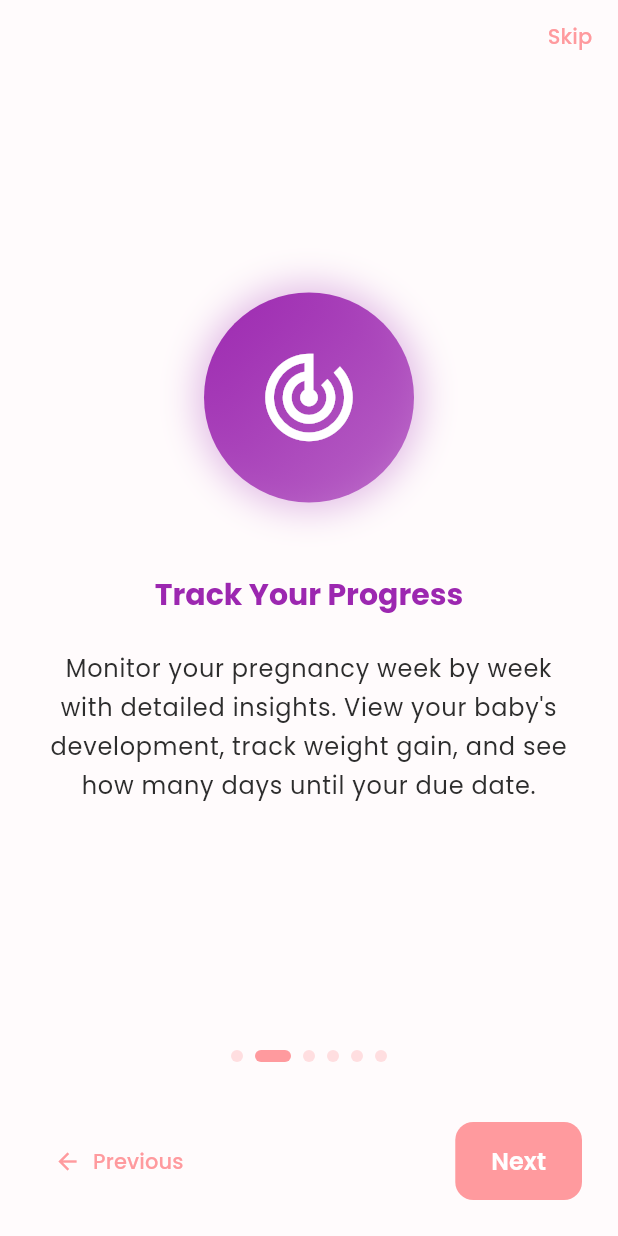
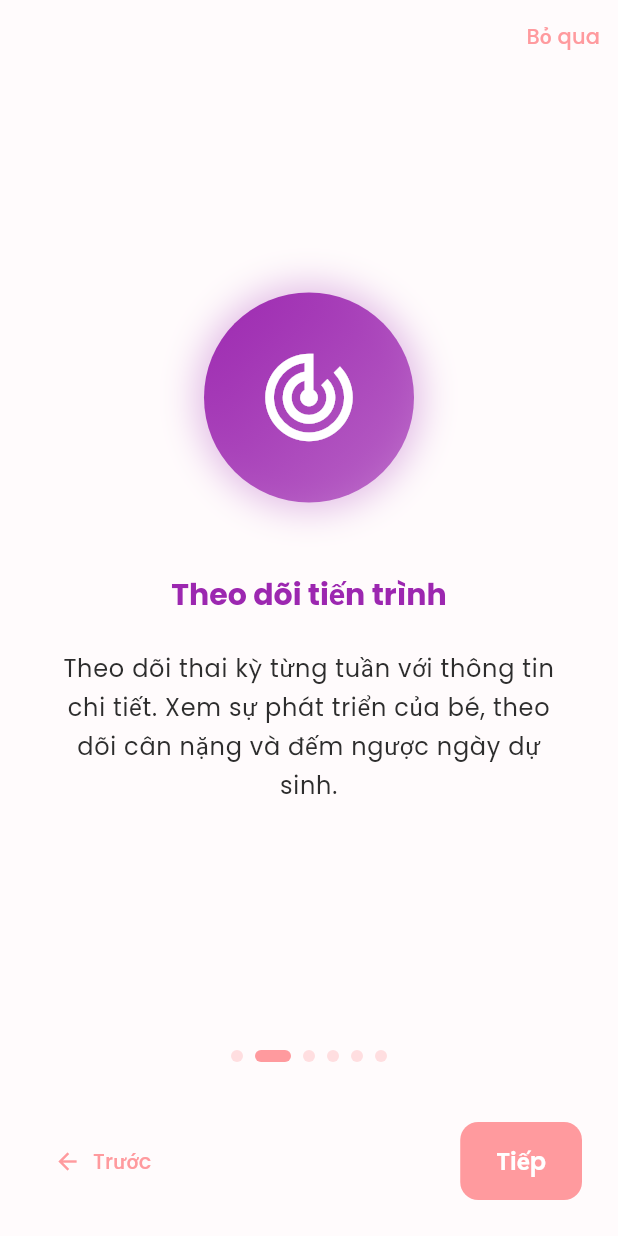
Before and after one commit to ntlong25/momcare, a Flutter app: the GuideScreen screen opened directly, swiped to page 2, on a phone screen of 412 x 824 dp. Run offline on Flutter 3.47's test engine with Material 3 defaults, Android fonts, the phone set to English and light mode, and no system bars; our stand-ins replace fl_chart, flutter_local_notifications, flutter_riverpod, flutter_secure_storage, google_fonts, hive and 5 more; missing offline and left inert: health; accounts and stored records are empty.

Commit message:
i18n: Translate all UI text to Vietnamese
- Translate Settings screen (sections, dialogs, buttons)
- Translate Main Navigation labels (Trang chủ, Theo dõi, Công cụ, Cài đặt)
- Translate Pre-pregnancy Home screen quick actions
- Translate Guide screen (all pages, buttons)
- Translate Quick Actions grid titles
- Translate Upcoming Appointments card
- Translate Health Diary widgets (edit, delete dialogs, empty states)
- Translate Pregnancy Progress Card weekly tips

```diff
--- a/lib/features/guide/screens/guide_screen.dart
+++ b/lib/features/guide/screens/guide_screen.dart
@@ -14,50 +14,50 @@ class _GuideScreenState extends State<GuideScreen> {
   final List<_GuidePage> _pages = [
     _GuidePage(
       icon: Icons.favorite,
-      title: 'Welcome to MomCare+',
+      title: 'Chào mừng đến MomCare+',
       description:
-          'Your all-in-one companion for a healthy and happy pregnancy journey. '
-          'Track your progress, manage appointments, and get personalized nutrition advice.',
+          'Ứng dụng đồng hành cùng bạn trong hành trình mang thai khỏe mạnh và hạnh phúc. '
+          'Theo dõi tiến trình, quản lý lịch hẹn và nhận tư vấn dinh dưỡng cá nhân hóa.',
       color: Colors.pink,
     ),
     _GuidePage(
       icon: Icons.track_changes,
-      title: 'Track Your Progress',
+      title: 'Theo dõi tiến trình',
       description:
-          'Monitor your pregnancy week by week with detailed insights. '
-          'View your baby\'s development, track weight gain, and see how many days until your due date.',
+          'Theo dõi thai kỳ từng tuần với thông tin chi tiết. '
+          'Xem sự phát triển của bé, theo dõi cân nặng và đếm ngược ngày dự sinh.',
       color: Colors.purple,
     ),
     _GuidePage(
       icon: Icons.favorite_border,
-      title: 'Health Diary',
+      title: 'Nhật ký sức khỏe',
       description:
-          'Record your daily health metrics including weight, blood pressure, blood sugar, '
-          'and symptoms. Keep a comprehensive log of your pregnancy health.',
+          'Ghi lại các chỉ số sức khỏe hàng ngày bao gồm cân nặng, huyết áp, đường huyết '
+          'và triệu chứng. Lưu trữ nhật ký sức khỏe thai kỳ toàn diện.',
       color: Colors.red,
     ),
     _GuidePage(
       icon: Icons.calendar_today,
-      title: 'Appointments',
+      title: 'Lịch hẹn',
       description:
-          'Never miss a doctor\'s appointment. Schedule and manage all your prenatal visits, '
-          'ultrasounds, and medical checkups in one place with reminders.',
+          'Không bỏ lỡ bất kỳ cuộc hẹn nào. Lên lịch và quản lý tất cả các lần khám thai, '
+          'siêu âm và kiểm tra y tế tại một nơi với nhắc nhở.',
       color: Colors.blue,
     ),
     _GuidePage(
       icon: Icons.restaurant_menu,
-      title: 'Nutrition & Recipes',
+      title: 'Dinh dưỡng & Công thức',
       description:
-          'Get personalized nutrition guidance for each trimester. '
-          'Discover healthy recipes, track your daily intake, and learn what foods to eat or avoid.',
+          'Nhận hướng dẫn dinh dưỡng cá nhân hóa cho từng tam cá nguyệt. '
+          'Khám phá các công thức nấu ăn lành mạnh và tìm hiểu thực phẩm nên ăn hoặc tránh.',
       color: Colors.orange,
     ),
     _GuidePage(
       icon: Icons.settings,
-      title: 'Customize Your Experience',
+      title: 'Tùy chỉnh trải nghiệm',
       description:
-          'Personalize the app with dark mode, language preferences, and manage your pregnancy information. '
-          'Your data is stored securely and encrypted on your device.',
+          'Cá nhân hóa ứng dụng với chế độ tối, ngôn ngữ và quản lý thông tin thai kỳ. '
+          'Dữ liệu của bạn được lưu trữ an toàn và mã hóa trên thiết bị.',
       color: Colors.teal,
     ),
   ];
@@ -79,7 +79,7 @@ class _GuideScreenState extends State<GuideScreen> {
               alignment: Alignment.topRight,
               child: TextButton(
                 onPressed: () => Navigator.pop(context),
-                child: const Text('Skip'),
+                child: const Text('Bỏ qua'),
               ),
             ),
 
@@ -127,7 +127,7 @@ class _GuideScreenState extends State<GuideScreen> {
                         );
                       },
                       icon: const Icon(Icons.arrow_back),
-                      label: const Text('Previous'),
+                      label: const Text('Trước'),
                     )
                   else
                     const SizedBox(width: 100),
@@ -145,7 +145,7 @@ class _GuideScreenState extends State<GuideScreen> {
                       }
                     },
                     child: Text(
-                      _currentPage < _pages.length - 1 ? 'Next' : 'Get Started',
+                      _currentPage < _pages.length - 1 ? 'Tiếp' : 'Bắt đầu',
                     ),
                   ),
                 ],
--- a/lib/features/health_diary/widgets/health_charts_card.dart
+++ b/lib/features/health_diary/widgets/health_charts_card.dart
@@ -117,7 +117,7 @@ class _HealthChartsCardState extends State<HealthChartsCard> {
         .toList();
 
     if (logsWithWeight.isEmpty) {
-      return _buildEmptyChart('No weight data available');
+      return _buildEmptyChart('Chưa có dữ liệu cân nặng');
     }
 
     final spots = logsWithWeight.asMap().entries.map((entry) {
@@ -244,7 +244,7 @@ class _HealthChartsCardState extends State<HealthChartsCard> {
         .toList();
 
     if (logsWithBP.isEmpty) {
-      return _buildEmptyChart('No blood pressure data available');
+      return _buildEmptyChart('Chưa có dữ liệu huyết áp');
     }
 
     final systolicSpots = logsWithBP.asMap().entries.map((entry) {
@@ -397,7 +397,7 @@ class _HealthChartsCardState extends State<HealthChartsCard> {
         .toList();
 
     if (logsWithMood.isEmpty) {
-      return _buildEmptyChart('No mood data available');
+      return _buildEmptyChart('Chưa có dữ liệu tâm trạng');
     }
 
     final moodCounts = <String, int>{};
--- a/lib/features/home/screens/main_navigation.dart
+++ b/lib/features/home/screens/main_navigation.dart
@@ -50,22 +50,22 @@ class MainNavigation extends ConsumerWidget {
           NavigationDestination(
             icon: Icon(Icons.home_outlined),
             selectedIcon: Icon(Icons.home),
-            label: 'Home',
+            label: 'Trang chủ',
           ),
           NavigationDestination(
             icon: Icon(Icons.favorite_outline),
             selectedIcon: Icon(Icons.favorite),
-            label: 'Track',
+            label: 'Theo dõi',
           ),
           NavigationDestination(
             icon: Icon(Icons.widgets_outlined),
             selectedIcon: Icon(Icons.widgets),
-            label: 'Tools',
+            label: 'Công cụ',
           ),
           NavigationDestination(
             icon: Icon(Icons.person_outline),
             selectedIcon: Icon(Icons.person),
-            label: 'Profile',
+            label: 'Cài đặt',
           ),
         ],
       ),
--- a/lib/features/home/screens/pre_pregnancy_home_screen.dart
+++ b/lib/features/home/screens/pre_pregnancy_home_screen.dart
@@ -143,7 +143,7 @@ class _PrePregnancyHomeScreenState
             Expanded(
               child: _QuickActionButton(
                 icon: Icons.calendar_month,
-                label: 'Fertility\nPlanner',
+                label: 'Kế hoạch\nthụ thai',
                 color: Colors.purple,
                 onTap: () => NavigationHelper.toFertilityPlanner(context),
               ),
--- a/lib/features/home/widgets/pregnancy_progress_card.dart
+++ b/lib/features/home/widgets/pregnancy_progress_card.dart
@@ -113,11 +113,11 @@ class PregnancyProgressCard extends StatelessWidget {
 
   String _getWeeklyTip(int week) {
     if (week <= 13) {
-      return 'Your baby\'s major organs are forming. Take your prenatal vitamins daily!';
+      return 'Các cơ quan chính của bé đang hình thành. Hãy uống vitamin bầu mỗi ngày!';
     } else if (week <= 27) {
-      return 'Your baby is growing rapidly. Make sure you\'re eating a balanced diet.';
+      return 'Bé đang phát triển nhanh chóng. Hãy đảm bảo ăn uống cân bằng.';
     } else {
-      return 'Your baby is getting ready for birth. Practice relaxation techniques.';
+      return 'Bé đang chuẩn bị chào đời. Hãy tập các kỹ thuật thư giãn.';
     }
   }
 }
--- a/lib/features/home/widgets/upcoming_appointments_card.dart
+++ b/lib/features/home/widgets/upcoming_appointments_card.dart
@@ -18,12 +18,12 @@ class UpcomingAppointmentsCard extends StatelessWidget {
           mainAxisAlignment: MainAxisAlignment.spaceBetween,
           children: [
             Text(
-              'Upcoming Appointments',
+              'Lịch hẹn sắp tới',
               style: Theme.of(context).textTheme.titleLarge,
             ),
             TextButton(
               onPressed: () => NavigationHelper.toAppointments(context),
-              child: const Text('View All'),
+              child: const Text('Xem tất cả'),
             ),
           ],
         ),
@@ -42,7 +42,7 @@ class UpcomingAppointmentsCard extends StatelessWidget {
                         ),
                         const SizedBox(height: 12),
                         Text(
-                          'No upcoming appointments',
+                          'Chưa có lịch hẹn nào',
                           style: Theme.of(context).textTheme.bodyMedium?.copyWith(
                                 color: Colors.grey[600],
                               ),
@@ -51,7 +51,7 @@ class UpcomingAppointmentsCard extends StatelessWidget {
                         TextButton.icon(
                           onPressed: () => NavigationHelper.toAddAppointment(context),
                           icon: const Icon(Icons.add),
-                          label: const Text('Add Appointment'),
+                          label: const Text('Thêm lịch hẹn'),
                         ),
                       ],
                     ),
--- a/lib/features/settings/screens/settings_screen.dart
+++ b/lib/features/settings/screens/settings_screen.dart
@@ -41,7 +41,7 @@ class _SettingsScreenState extends ConsumerState<SettingsScreen> {
 
     return Scaffold(
       appBar: AppBar(
-        title: const Text('Settings'),
+        title: const Text('Cài đặt'),
       ),
       body: ListView(
         children: [
@@ -49,18 +49,18 @@ class _SettingsScreenState extends ConsumerState<SettingsScreen> {
           // App Mode Section
           _buildSection(
             context,
-            'App Mode',
+            'Chế độ ứng dụng',
             [
               ListTile(
                 leading: Icon(
                   isPregnancyMode ? Icons.pregnant_woman : Icons.eco,
                   color: isPregnancyMode ? Colors.pink : Colors.green,
                 ),
-                title: const Text('Current Mode'),
+                title: const Text('Chế độ hiện tại'),
                 subtitle: Text(
                   isPregnancyMode
-                      ? 'Pregnancy Mode'
-                      : 'Pre-Pregnancy Planning Mode',
+                      ? 'Chế độ mang thai'
+                      : 'Chế độ chuẩn bị mang thai',
                 ),
                 trailing: const Icon(Icons.chevron_right),
                 onTap: () => _showModeDialog(context),
@@ -70,11 +70,11 @@ class _SettingsScreenState extends ConsumerState<SettingsScreen> {
           const Divider(),
           _buildSection(
             context,
-            'Appearance',
+            'Giao diện',
             [
               SwitchListTile(
-                title: const Text('Dark Mode'),
-                subtitle: const Text('Enable dark theme'),
+                title: const Text('Chế độ tối'),
+                subtitle: const Text('Bật giao diện tối'),
                 value: themeMode == ThemeMode.dark,
                 onChanged: (value) {
                   ref.read(themeProvider.notifier).toggleTheme();
@@ -85,7 +85,7 @@ class _SettingsScreenState extends ConsumerState<SettingsScreen> {
               ),
               ListTile(
                 leading: const Icon(Icons.language),
-                title: const Text('Language'),
+                title: const Text('Ngôn ngữ'),
                 subtitle: Text(locale.languageCode == 'en' ? 'English' : 'Tiếng Việt'),
                 trailing: const Icon(Icons.chevron_right),
                 onTap: () => _showLanguageDialog(context),
@@ -97,12 +97,12 @@ class _SettingsScreenState extends ConsumerState<SettingsScreen> {
           if (isPregnancyMode) ...[
             _buildSection(
               context,
-              'Pregnancy Info',
+              'Thông tin thai kỳ',
               [
                 if (_pregnancy != null)
                   ListTile(
                     leading: const Icon(Icons.calendar_today),
-                    title: const Text('Due Date'),
+                    title: const Text('Ngày dự sinh'),
                     subtitle: Text(DateFormatter.formatDate(_pregnancy!.dueDate)),
                     trailing: const Icon(Icons.edit),
                     onTap: () => _changeDueDate(context),
@@ -110,18 +110,18 @@ class _SettingsScreenState extends ConsumerState<SettingsScreen> {
                 if (_pregnancy != null)
                   ListTile(
                     leading: const Icon(Icons.person),
-                    title: const Text('Mother Name'),
-                    subtitle: Text(_pregnancy!.motherName ?? 'Not set'),
+                    title: const Text('Tên mẹ'),
+                    subtitle: Text(_pregnancy!.motherName ?? 'Chưa cài đặt'),
                     trailing: const Icon(Icons.edit),
                     onTap: () => _changeMotherName(context),
                   ),
                 if (_pregnancy != null)
                   ListTile(
                     leading: const Icon(Icons.monitor_weight),
-                    title: const Text('Pre-Pregnancy Weight'),
+                    title: const Text('Cân nặng trước khi mang thai'),
                     subtitle: Text(_pregnancy!.prePregnancyWeight != null
                         ? '${_pregnancy!.prePregnancyWeight} kg'
-                        : 'Not set'),
+                        : 'Chưa cài đặt'),
                     trailing: const Icon(Icons.edit),
                     onTap: () => _changeWeight(context),
                   ),
@@ -131,12 +131,12 @@ class _SettingsScreenState extends ConsumerState<SettingsScreen> {
           ],
           _buildSection(
             context,
-            'Account',
+            'Tài khoản',
             [
               ListTile(
                 leading: const Icon(Icons.person),
-                title: const Text('Profile'),
-                subtitle: const Text('Manage your profile'),
+                title: const Text('Hồ sơ'),
+                subtitle: const Text('Quản lý hồ sơ của bạn'),
                 trailing: const Icon(Icons.chevron_right),
                 onTap: () => NavigationHelper.showProfileDialog(context),
               ),
@@ -145,12 +145,12 @@ class _SettingsScreenState extends ConsumerState<SettingsScreen> {
           const Divider(),
           _buildSection(
             context,
-            'Notifications',
+            'Thông báo',
             [
               ListTile(
                 leading: const Icon(Icons.notifications),
-                title: const Text('Notification Settings'),
-                subtitle: const Text('Manage your notifications'),
+                title: const Text('Cài đặt thông báo'),
+                subtitle: const Text('Quản lý thông báo của bạn'),
                 trailing: const Icon(Icons.chevron_right),
                 onTap: () => NavigationHelper.showNotificationSettingsDialog(context),
               ),
@@ -159,18 +159,18 @@ class _SettingsScreenState extends ConsumerState<SettingsScreen> {
           const Divider(),
           _buildSection(
             context,
-            'About',
+            'Thông tin',
             [
               ListTile(
                 leading: const Icon(Icons.help_outline),
-                title: const Text('App Guide'),
-                subtitle: const Text('Learn how to use MomCare+'),
+                title: const Text('Hướng dẫn sử dụng'),
+                subtitle: const Text('Tìm hiểu cách sử dụng MomCare+'),
                 trailing: const Icon(Icons.chevron_right),
                 onTap: () => NavigationHelper.toGuide(context),
               ),
               ListTile(
                 leading: const Icon(Icons.info),
-                title: const Text('About MomCare+'),
+                title: const Text('Về MomCare+'),
                 trailing: const Icon(Icons.chevron_right),
                 onTap: () {
                   _showAboutDialog(context);
@@ -178,7 +178,7 @@ class _SettingsScreenState extends ConsumerState<SettingsScreen> {
               ),
               ListTile(
                 leading: const Icon(Icons.privacy_tip),
-                title: const Text('Privacy Policy'),
+                title: const Text('Chính sách bảo mật'),
                 trailing: const Icon(Icons.chevron_right),
                 onTap: () => NavigationHelper.showPrivacyPolicy(context),
               ),
@@ -226,7 +226,7 @@ class _SettingsScreenState extends ConsumerState<SettingsScreen> {
 
       if (mounted) {
         ScaffoldMessenger.of(context).showSnackBar(
-          const SnackBar(content: Text('Due date updated successfully')),
+          const SnackBar(content: Text('Đã cập nhật ngày dự sinh')),
         );
       }
     }
@@ -238,23 +238,23 @@ class _SettingsScreenState extends ConsumerState<SettingsScreen> {
     final result = await showDialog<String>(
       context: context,
       builder: (context) => AlertDialog(
-        title: const Text('Change Mother Name'),
+        title: const Text('Đổi tên mẹ'),
         content: TextField(
           controller: controller,
           decoration: const InputDecoration(
-            labelText: 'Name',
-            hintText: 'Enter your name',
+            labelText: 'Tên',
+            hintText: 'Nhập tên của bạn',
           ),
           autofocus: true,
         ),
         actions: [
           TextButton(
             onPressed: () => Navigator.pop(context),
-            child: const Text('Cancel'),
+            child: const Text('Hủy'),
           ),
           TextButton(
             onPressed: () => Navigator.pop(context, controller.text),
-            child: const Text('Save'),
+            child: const Text('Lưu'),
           ),
         ],
       ),
@@ -270,7 +270,7 @@ class _SettingsScreenState extends ConsumerState<SettingsScreen> {
 
       if (mounted) {
         ScaffoldMessenger.of(context).showSnackBar(
-          const SnackBar(content: Text('Name updated successfully')),
+          const SnackBar(content: Text('Đã cập nhật tên')),
         );
       }
     }
@@ -286,12 +286,12 @@ class _SettingsScreenState extends ConsumerState<SettingsScreen> {
     final result = await showDialog<String>(
       context: context,
       builder: (context) => AlertDialog(
-        title: const Text('Change Pre-Pregnancy Weight'),
+        title: const Text('Đổi cân nặng trước khi mang thai'),
         content: TextField(
           controller: controller,
           decoration: const InputDecoration(
-            labelText: 'Weight (kg)',
-            hintText: 'Enter weight in kg',
+            labelText: 'Cân nặng (kg)',
+            hintText: 'Nhập cân nặng (kg)',
           ),
           keyboardType: TextInputType.number,
           autofocus: true,
@@ -299,11 +299,11 @@ class _SettingsScreenState extends ConsumerState<SettingsScreen> {
         actions: [
           TextButton(
             onPressed: () => Navigator.pop(context),
-            child: const Text('Cancel'),
+            child: const Text('Hủy'),
           ),
           TextButton(
             onPressed: () => Navigator.pop(context, controller.text),
-            child: const Text('Save'),
+            child: const Text('Lưu'),
           ),
         ],
       ),
@@ -321,7 +321,7 @@ class _SettingsScreenState extends ConsumerState<SettingsScreen> {
 
         if (mounted) {
           ScaffoldMessenger.of(context).showSnackBar(
-            const SnackBar(content: Text('Weight updated successfully')),
+            const SnackBar(content: Text('Đã cập nhật cân nặng')),
           );
         }
       }
@@ -342,8 +342,8 @@ class _SettingsScreenState extends ConsumerState<SettingsScreen> {
       ),
       children: [
         const Text(
-          'MomCare+ is your companion app for pregnancy and postpartum health. '
-          'Track your journey, get nutrition advice, and stay organized with appointments.',
+          'MomCare+ là ứng dụng đồng hành cùng bạn trong thai kỳ và sau sinh. '
+          'Theo dõi hành trình, nhận tư vấn dinh dưỡng và quản lý lịch hẹn.',
         ),
       ],
     );
@@ -355,7 +355,7 @@ class _SettingsScreenState extends ConsumerState<SettingsScreen> {
     final result = await showDialog<String>(
       context: context,
       builder: (context) => AlertDialog(
-        title: const Text('Select Language'),
+        title: const Text('Chọn ngôn ngữ'),
         content: Column(
           mainAxisSize: MainAxisSize.min,
           children: [
@@ -376,7 +376,7 @@ class _SettingsScreenState extends ConsumerState<SettingsScreen> {
         actions: [
           TextButton(
             onPressed: () => Navigator.pop(context),
-            child: const Text('Cancel'),
+            child: const Text('Hủy'),
           ),
         ],
       ),
@@ -388,7 +388,7 @@ class _SettingsScreenState extends ConsumerState<SettingsScreen> {
         ScaffoldMessenger.of(context).showSnackBar(
           SnackBar(
             content: Text(result == 'en'
-              ? 'Language changed to English'
+              ? 'Đã chuyển sang tiếng Anh'
               : 'Đã chuyển sang Tiếng Việt'),
           ),
         );
@@ -402,12 +402,12 @@ class _SettingsScreenState extends ConsumerState<SettingsScreen> {
     final result = await showDialog<AppMode>(
       context: context,
       builder: (context) => AlertDialog(
-        title: const Text('Change App Mode'),
+        title: const Text('Đổi chế độ ứng dụng'),
         content: Column(
           mainAxisSize: MainAxisSize.min,
           children: [
             const Text(
-              'Select your current stage:',
+              'Chọn giai đoạn hiện tại của bạn:',
               style: TextStyle(color: Colors.grey),
             ),
             const SizedBox(height: 16),
@@ -417,12 +417,12 @@ class _SettingsScreenState extends ConsumerState<SettingsScreen> {
                   Icon(Icons.eco, color: Colors.green, size: 20),
                   const SizedBox(width: 8),
                   const Expanded(
-                    child: Text('Pre-Pregnancy Planning'),
+                    child: Text('Chuẩn bị mang thai'),
                   ),
                 ],
               ),
               subtitle: const Text(
-                'Track cycles, nutrition tips for conception',
+                'Theo dõi chu kỳ, tips dinh dưỡng thụ thai',
                 style: TextStyle(fontSize: 12),
               ),
               value: AppMode.prePregnancy,
@@ -435,12 +435,12 @@ class _SettingsScreenState extends ConsumerState<SettingsScreen> {
                   Icon(Icons.pregnant_woman, color: Colors.pink, size: 20),
                   const SizedBox(width: 8),
                   const Expanded(
-                    child: Text('Pregnancy'),
+                    child: Text('Đang mang thai'),
                   ),
                 ],
               ),
               subtitle: const Text(
-                'Track pregnancy, health, weekly nutrition',
+                'Theo dõi thai kỳ, sức khỏe, dinh dưỡng theo tuần',
                 style: TextStyle(fontSize: 12),
               ),
               value: AppMode.pregnancy,
@@ -452,7 +452,7 @@ class _SettingsScreenState extends ConsumerState<SettingsScreen> {
         actions: [
           TextButton(
             onPressed: () => Navigator.pop(context),
-            child: const Text('Cancel'),
+            child: const Text('Hủy'),
           ),
         ],
       ),
@@ -463,20 +463,20 @@ class _SettingsScreenState extends ConsumerState<SettingsScreen> {
       final confirmed = await showDialog<bool>(
         context: context,
         builder: (context) => AlertDialog(
-          title: const Text('Confirm Mode Change'),
+          title: const Text('Xác nhận đổi chế độ'),
           content: Text(
             result == AppMode.pregnancy
-                ? 'Switch to Pregnancy Mode?\n\nYou will need to set up your pregnancy information.'
-                : 'Switch to Pre-Pregnancy Planning Mode?\n\nYour pregnancy data will be kept for future use.',
+                ? 'Chuyển sang chế độ mang thai?\n\nBạn sẽ cần thiết lập thông tin thai kỳ.'
+                : 'Chuyển sang chế độ chuẩn bị mang thai?\n\nDữ liệu thai kỳ sẽ được giữ lại để sử dụng sau.',
           ),
           actions: [
             TextButton(
               onPressed: () => Navigator.pop(context, false),
-              child: const Text('Cancel'),
+              child: const Text('Hủy'),
             ),
             FilledButton(
               onPressed: () => Navigator.pop(context, true),
-              child: const Text('Confirm'),
+              child: const Text('Xác nhận'),
             ),
           ],
         ),
@@ -496,8 +496,8 @@ class _SettingsScreenState extends ConsumerState<SettingsScreen> {
               SnackBar(
                 content: Text(
                   result == AppMode.pregnancy
-                      ? 'Switched to Pregnancy Mode'
-                      : 'Switched to Pre-Pregnancy Planning Mode',
+                      ? 'Đã chuyển sang chế độ mang thai'
+                      : 'Đã chuyển sang chế độ chuẩn bị mang thai',
                 ),
               ),
             );
```
Also changed, not shown: lib/features/health_diary/widgets/health_log_list.dart (+6 -6 lines), lib/features/home/widgets/quick_actions_grid.dart (+7 -7 lines).
